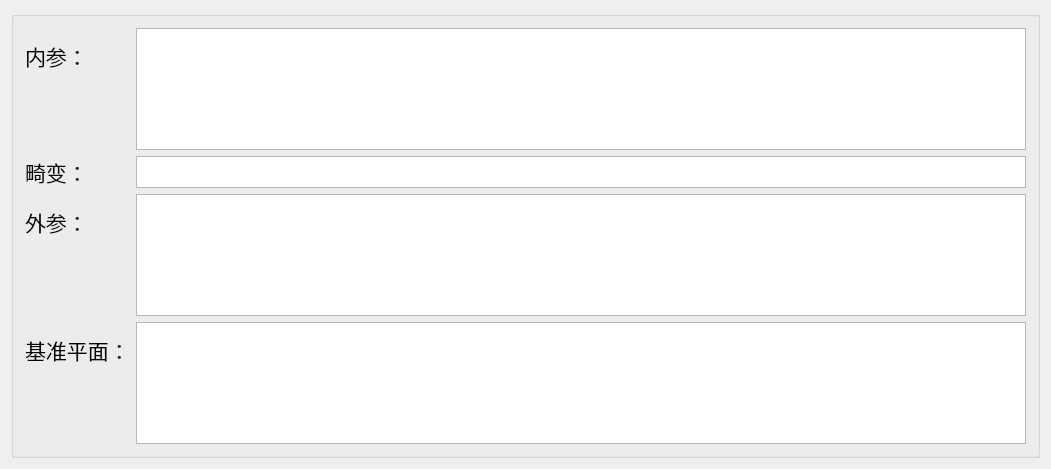
The window that gui/calibration_param_gui.ui (rawnam/Xema) describes before a commit, drawn with Qt 5.
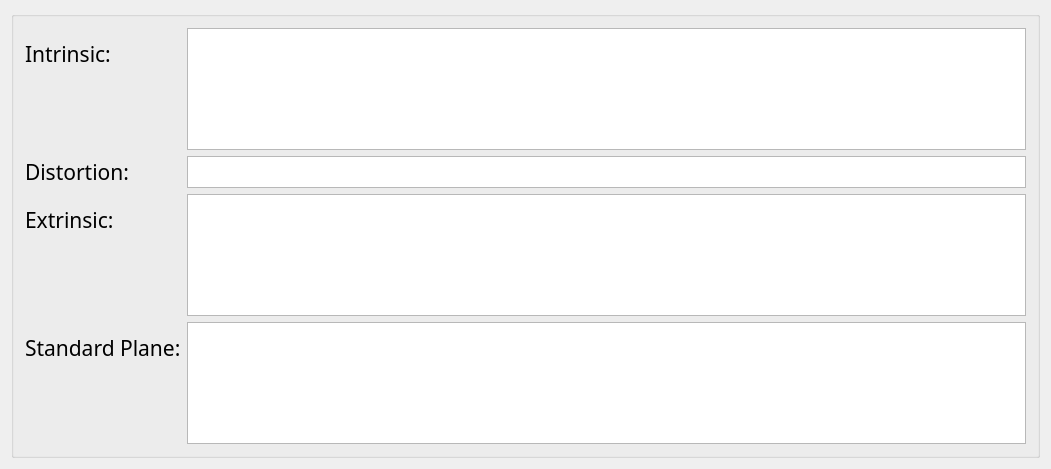
The same window after the commit.

```diff
--- a/gui/calibration_param_gui.ui
+++ b/gui/calibration_param_gui.ui
@@ -31,28 +31,28 @@
         <item row="0" column="0">
          <widget class="QLabel" name="label_intrinsic">
           <property name="text">
-           <string>内参：</string>
+           <string>Intrinsic:</string>
           </property>
          </widget>
         </item>
         <item row="1" column="0">
          <widget class="QLabel" name="label_distortion">
           <property name="text">
-           <string>畸变：</string>
+           <string>Distortion:</string>
           </property>
          </widget>
         </item>
         <item row="2" column="0">
          <widget class="QLabel" name="label_extrinsic">
           <property name="text">
-           <string>外参：</string>
+           <string>Extrinsic:</string>
           </property>
          </widget>
         </item>
         <item row="3" column="0">
          <widget class="QLabel" name="label_standard_plane">
           <property name="text">
-           <string>基准平面：</string>
+           <string>Standard Plane:</string>
           </property>
          </widget>
         </item>
```
Left out of the diff: 2 changed lines with no effect on the pictures.
